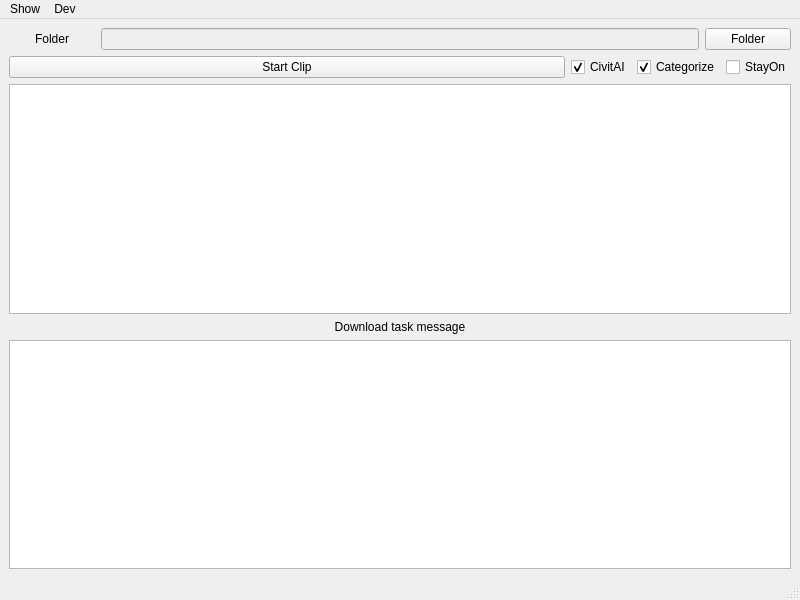
ChrisYangTW/BringMeImage, file bringmeimage/bringmeimage_main.ui: the form before one commit.
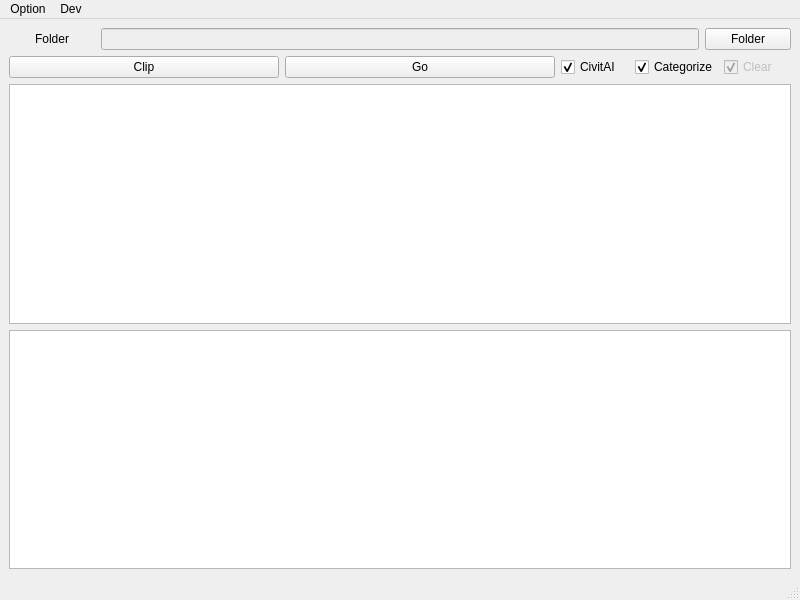
The form after the commit.

What changed in the file:
```diff
--- a/bringmeimage/bringmeimage_main.ui
+++ b/bringmeimage/bringmeimage_main.ui
@@ -14,7 +14,7 @@
    <string>Help Me Download (just for Civit)</string>
   </property>
   <widget class="QWidget" name="centralwidget">
-   <layout class="QVBoxLayout" name="verticalLayout" stretch="1,1,2,0,2">
+   <layout class="QVBoxLayout" name="verticalLayout" stretch="1,1,2,2">
     <item>
      <layout class="QHBoxLayout" name="horizontalLayout_1" stretch="2,14,2">
       <item>
@@ -44,11 +44,18 @@
      </layout>
     </item>
     <item>
-     <layout class="QHBoxLayout" name="horizontalLayout_2" stretch="2,0,0,0">
+     <layout class="QHBoxLayout" name="horizontalLayout_2" stretch="4,4,1,1,1">
       <item>
        <widget class="QPushButton" name="start_clip_push_button">
         <property name="text">
-         <string>Start Clip</string>
+         <string>Clip</string>
+        </property>
+       </widget>
+      </item>
+      <item>
+       <widget class="QPushButton" name="go_push_button">
+        <property name="text">
+         <string>Go</string>
         </property>
        </widget>
       </item>
@@ -79,12 +86,18 @@
        </widget>
       </item>
       <item>
-       <widget class="QCheckBox" name="stayon_check_box">
+       <widget class="QCheckBox" name="clear_check_box">
+        <property name="enabled">
+         <bool>false</bool>
+        </property>
         <property name="toolTip">
          <string>Keep the window always on top</string>
         </property>
         <property name="text">
-         <string>StayOn</string>
+         <string>Clear</string>
+        </property>
+        <property name="checked">
+         <bool>true</bool>
         </property>
        </widget>
       </item>
@@ -93,16 +106,6 @@
     <item>
      <widget class="QTextBrowser" name="operation_text_browser"/>
     </item>
-    <item>
-     <widget class="QLabel" name="label">
-      <property name="text">
-       <string>Download task message</string>
-      </property>
-      <property name="alignment">
-       <set>Qt::AlignCenter</set>
-      </property>
-     </widget>
-    </item>
     <item>
      <widget class="QTextBrowser" name="result_text_browser"/>
     </item>
@@ -117,9 +120,9 @@
      <height>37</height>
     </rect>
    </property>
-   <widget class="QMenu" name="menuShow">
+   <widget class="QMenu" name="menuOption">
     <property name="title">
-     <string>Show</string>
+     <string>Option</string>
     </property>
     <addaction name="actionShowHistory"/>
     <addaction name="actionShowFailUrl"/>
@@ -130,7 +133,7 @@
     </property>
     <addaction name="actionDownloadMode"/>
    </widget>
-   <addaction name="menuShow"/>
+   <addaction name="menuOption"/>
    <addaction name="menuDev"/>
   </widget>
   <widget class="QStatusBar" name="statusbar"/>
```
Left out of the diff: 10 changed lines with no effect on the pictures.
